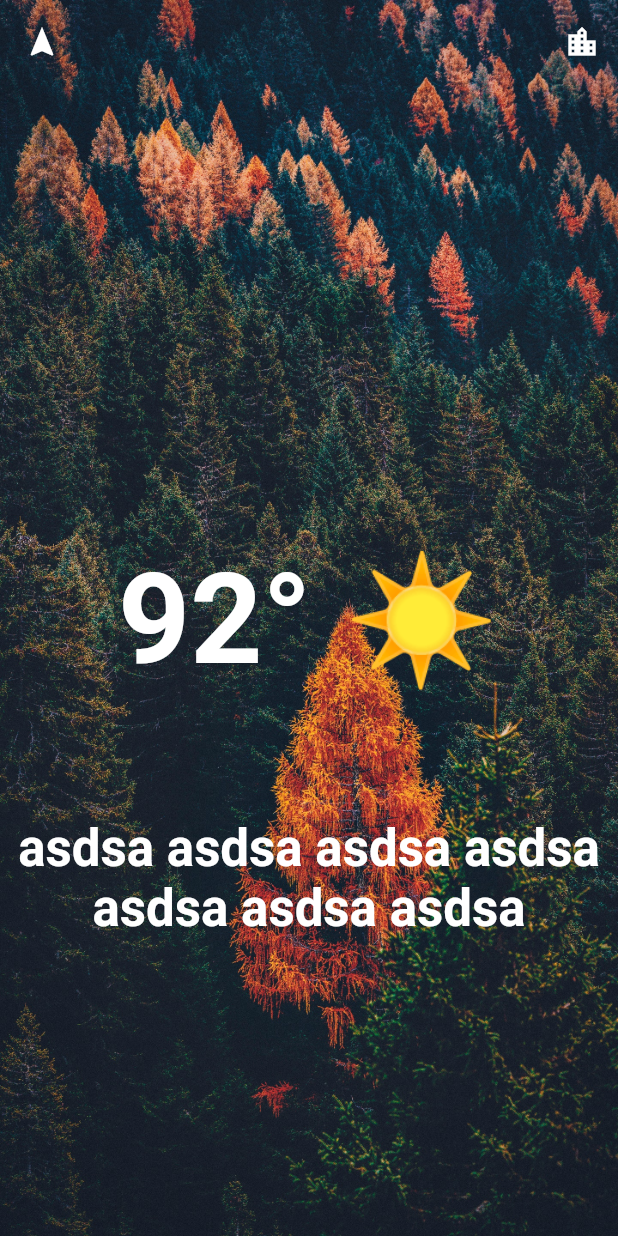
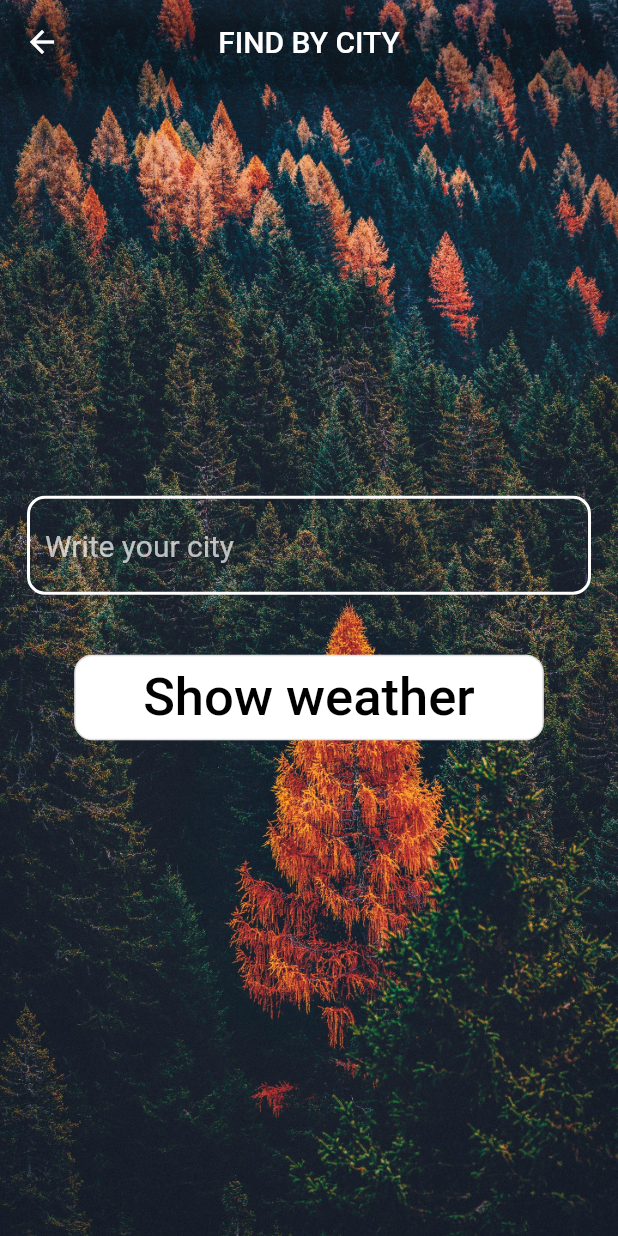
Before and after one commit to azackmatoff/kurs_sabak8_weather, a Flutter app: the screen it shows after launch, after a tap on the "location city" icon, on a phone screen of 412 x 824 dp. Run offline on Flutter 3.47's test engine with Material 2 defaults, Android fonts, the light colour scheme and no system bars; our stand-ins replace geolocator.

Commit message:
ui finished

```diff
--- a/lib/main.dart
+++ b/lib/main.dart
@@ -1,4 +1,5 @@
 import 'package:flutter/material.dart';
+import 'package:kurs_sabak8_weather/pages/weather_page.dart';
 
 void main() {
   runApp(const MyApp());
@@ -16,81 +17,7 @@ class MyApp extends StatelessWidget {
       theme: ThemeData(
         primarySwatch: Colors.blue,
       ),
-      home: const MyHomePage(),
+      home: const WeatherPage(),
     );
   }
 }
-
-class MyHomePage extends StatefulWidget {
-  const MyHomePage({
-    Key key,
-  }) : super(key: key);
-
-  @override
-  State<MyHomePage> createState() => _MyHomePageState();
-}
-
-class _MyHomePageState extends State<MyHomePage> {
-  String _celcius = '92';
-  String _description = 'asdsa asdsa asdsa asdsa asdsa asdsa asdsa';
-  @override
-  Widget build(BuildContext context) {
-    final _size = MediaQuery.of(context).size;
-    return Scaffold(
-      extendBodyBehindAppBar: true,
-      backgroundColor: Colors.transparent,
-      appBar: AppBar(
-        elevation: 0,
-        backgroundColor: Colors.transparent,
-        leading: IconButton(
-          onPressed: () {},
-          icon: const Icon(Icons.navigation),
-        ),
-        actions: [
-          IconButton(
-            onPressed: () {},
-            icon: const Icon(Icons.location_city),
-          ),
-        ],
-      ),
-      body: Container(
-        decoration: const BoxDecoration(
-          image: DecorationImage(
-            image: AssetImage('assets/bg.jpg'),
-            fit: BoxFit.cover,
-          ),
-        ),
-        child: Center(
-          child: Column(
-            mainAxisAlignment: MainAxisAlignment.center,
-            children: <Widget>[
-              SizedBox(height: _size.height * 0.2),
-              Text(
-                '$_celcius\u00B0 ☀',
-                style: const TextStyle(
-                  fontSize: 84,
-                  fontWeight: FontWeight.bold,
-                  color: Colors.white,
-                ),
-              ),
-              SizedBox(height: _size.height * 0.1),
-              Padding(
-                padding: const EdgeInsets.symmetric(horizontal: 12.0),
-                child: Text(
-                  _description,
-                  style: const TextStyle(
-                    fontSize: 34,
-                    fontWeight: FontWeight.bold,
-                    color: Colors.white,
-                  ),
-                  textAlign: TextAlign.center,
-                ),
-              ),
-            ],
-          ),
-        ),
-      ),
-      // This trailing comma makes auto-formatting nicer for build methods.
-    );
-  }
-}
--- /dev/null
+++ b/lib/pages/city_page.dart
@@ -0,0 +1,96 @@
+import 'dart:developer';
+
+import 'package:flutter/material.dart';
+
+class CityPage extends StatelessWidget {
+  CityPage({Key key}) : super(key: key);
+
+  TextEditingController textController = TextEditingController();
+
+  @override
+  Widget build(BuildContext context) {
+    final _size = MediaQuery.of(context).size;
+
+    final ButtonStyle outlineButtonStyle = OutlinedButton.styleFrom(
+      backgroundColor: Colors.white,
+      shape: const RoundedRectangleBorder(
+        borderRadius: BorderRadius.all(Radius.circular(12)),
+      ),
+    );
+
+    return Scaffold(
+      extendBodyBehindAppBar: true,
+      backgroundColor: Colors.transparent,
+      appBar: AppBar(
+        backgroundColor: Colors.transparent,
+        title: Text('Find by city'.toUpperCase()),
+        centerTitle: true,
+      ),
+      body: Container(
+        height: _size.height,
+        width: _size.width,
+        decoration: const BoxDecoration(
+          image: DecorationImage(
+            image: AssetImage('assets/bg.jpg'),
+            fit: BoxFit.cover,
+          ),
+        ),
+        child: Padding(
+          padding: const EdgeInsets.symmetric(horizontal: 18.0),
+          child: Center(
+            child: Column(
+              mainAxisAlignment: MainAxisAlignment.center,
+              children: [
+                TextField(
+                  controller: textController,
+                  style: const TextStyle(
+                    color: Colors.white,
+                    fontSize: 22,
+                  ),
+                  decoration: InputDecoration(
+                    focusedBorder: OutlineInputBorder(
+                      borderSide: const BorderSide(
+                          color: Colors.orangeAccent, width: 2.0),
+                      borderRadius: BorderRadius.circular(12.0),
+                    ),
+                    enabledBorder: OutlineInputBorder(
+                      borderSide:
+                          const BorderSide(color: Colors.white, width: 2.0),
+                      borderRadius: BorderRadius.circular(12.0),
+                    ),
+                    hintText: 'Write your city',
+                    hintStyle: TextStyle(
+                      color: Colors.white.withOpacity(0.7),
+                      fontSize: 20,
+                    ),
+                  ),
+                ),
+                const SizedBox(height: 40),
+                OutlinedButton(
+                  onPressed: () {
+                    FocusScope.of(context).unfocus();
+                    log('textController: ${textController.text}');
+
+                    Navigator.pop(context);
+                  },
+                  style: outlineButtonStyle,
+                  child: const Padding(
+                    padding:
+                        EdgeInsets.symmetric(vertical: 8.0, horizontal: 30),
+                    child: Text(
+                      'Show weather',
+                      style: TextStyle(
+                        color: Colors.black,
+                        fontSize: 35,
+                      ),
+                    ),
+                  ),
+                ),
+              ],
+            ),
+          ),
+        ),
+      ),
+    );
+  }
+}
--- /dev/null
+++ b/lib/pages/weather_page.dart
@@ -0,0 +1,143 @@
+import 'dart:developer';
+
+import 'package:flutter/material.dart';
+import 'package:geolocator/geolocator.dart';
+import 'package:kurs_sabak8_weather/pages/city_page.dart';
+
+class WeatherPage extends StatefulWidget {
+  const WeatherPage({
+    Key key,
+  }) : super(key: key);
+
+  @override
+  State<WeatherPage> createState() => _WeatherPageState();
+}
+
+class _WeatherPageState extends State<WeatherPage> {
+  String _celcius = '92';
+  String _description = 'asdsa asdsa asdsa asdsa asdsa asdsa asdsa';
+
+  @override
+  void initState() {
+    showWeatherByLocation();
+    super.initState();
+  }
+
+  void showWeatherByLocation() async {
+    final position = await getCurrentPosition();
+
+    log('position latitude: ${position.latitude}');
+    log('position longitude: ${position.longitude}');
+  }
+
+  Future<Position> getCurrentPosition() async {
+    bool serviceEnabled;
+    LocationPermission permission;
+
+    // Test if location services are enabled.
+    serviceEnabled = await Geolocator.isLocationServiceEnabled();
+    if (!serviceEnabled) {
+      // Location services are not enabled don't continue
+      // accessing the position and request users of the
+      // App to enable the location services.
+      return Future.error('Location services are disabled.');
+    }
+
+    permission = await Geolocator.checkPermission();
+    if (permission == LocationPermission.denied) {
+      permission = await Geolocator.requestPermission();
+      if (permission == LocationPermission.denied) {
+        // Permissions are denied, next time you could try
+        // requesting permissions again (this is also where
+        // Android's shouldShowRequestPermissionRationale
+        // returned true. According to Android guidelines
+        // your App should show an explanatory UI now.
+        return Future.error('Location permissions are denied');
+      }
+    }
+
+    if (permission == LocationPermission.deniedForever) {
+      // Permissions are denied forever, handle appropriately.
+      return Future.error(
+          'Location permissions are permanently denied, we cannot request permissions.');
+    }
+
+    // When we reach here, permissions are granted and we can
+    // continue accessing the position of the device.
+    return await Geolocator.getCurrentPosition();
+  }
+
+  @override
+  Widget build(BuildContext context) {
+    final _size = MediaQuery.of(context).size;
+    return Scaffold(
+      extendBodyBehindAppBar: true,
+      backgroundColor: Colors.transparent,
+      appBar: AppBar(
+        elevation: 0,
+        backgroundColor: Colors.transparent,
+        leading: Padding(
+          padding: const EdgeInsets.only(left: 8.0),
+          child: IconButton(
+            onPressed: () {},
+            icon: const Icon(
+              Icons.navigation,
+              size: 40,
+            ),
+          ),
+        ),
+        actions: [
+          IconButton(
+            onPressed: () {
+              Navigator.push(
+                  context, MaterialPageRoute(builder: (context) => CityPage()));
+            },
+            icon: const Icon(
+              Icons.location_city,
+              size: 40,
+            ),
+          ),
+          const SizedBox(width: 12),
+        ],
+      ),
+      body: Container(
+        decoration: const BoxDecoration(
+          image: DecorationImage(
+            image: AssetImage('assets/bg.jpg'),
+            fit: BoxFit.cover,
+          ),
+        ),
+        child: Center(
+          child: Column(
+            mainAxisAlignment: MainAxisAlignment.center,
+            children: <Widget>[
+              SizedBox(height: _size.height * 0.2),
+              Text(
+                '$_celcius\u00B0 ☀',
+                style: const TextStyle(
+                  fontSize: 84,
+                  fontWeight: FontWeight.bold,
+                  color: Colors.white,
+                ),
+              ),
+              SizedBox(height: _size.height * 0.1),
+              Padding(
+                padding: const EdgeInsets.symmetric(horizontal: 12.0),
+                child: Text(
+                  _description,
+                  style: const TextStyle(
+                    fontSize: 34,
+                    fontWeight: FontWeight.bold,
+                    color: Colors.white,
+                  ),
+                  textAlign: TextAlign.center,
+                ),
+              ),
+            ],
+          ),
+        ),
+      ),
+      // This trailing comma makes auto-formatting nicer for build methods.
+    );
+  }
+}
--- a/pubspec.yaml
+++ b/pubspec.yaml
@@ -20,6 +20,7 @@ dependencies:
   # Use with the CupertinoIcons class for iOS style icons.
   cupertino_icons: ^1.0.2
   http: ^0.13.4
+  geolocator: ^8.1.1
 
 dev_dependencies:
   flutter_test:
```
Also changed, not shown: pubspec.lock, 5 other files.
